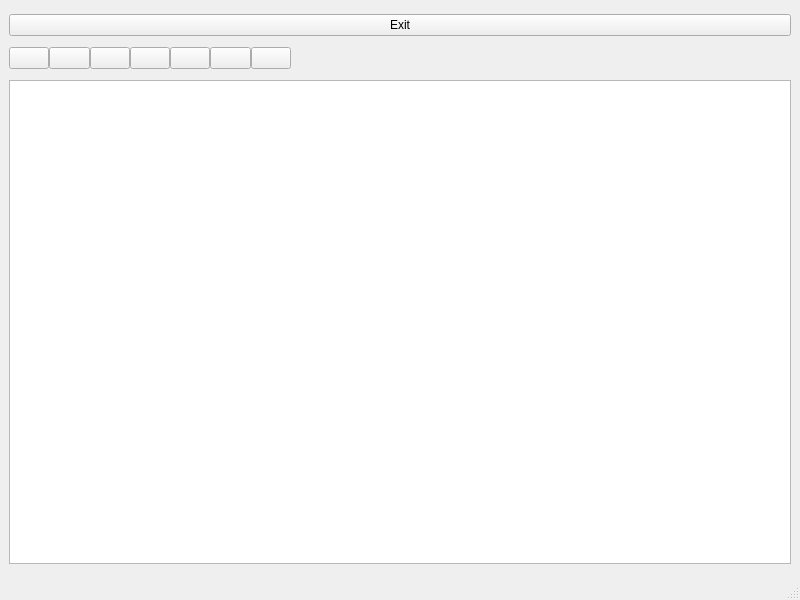
The window that notepad.ui (wreck-count/Desnote) describes before a commit, drawn with Qt 5.
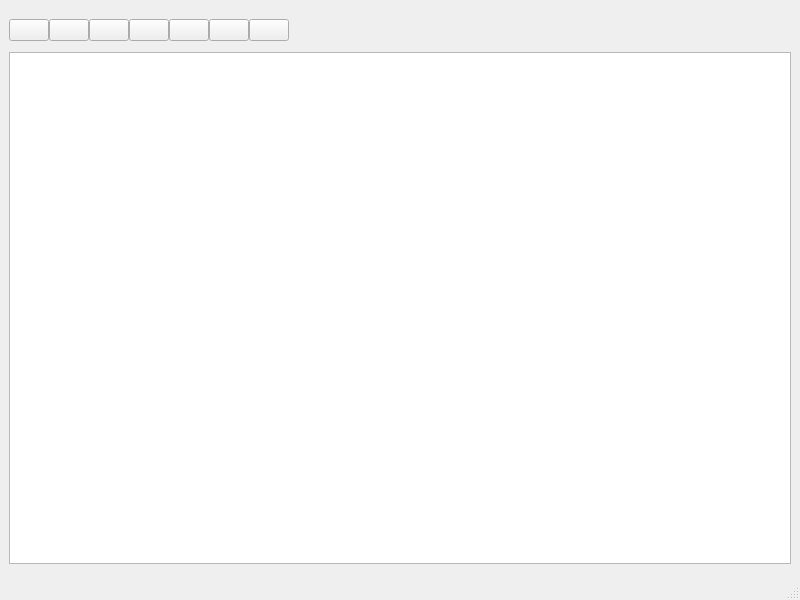
The same window after the commit. Icons and pictures are not drawn.

Commit message: Added prompts to save file if modified.

Patch:
```diff
--- a/notepad.ui
+++ b/notepad.ui
@@ -10,13 +10,25 @@
     <height>600</height>
    </rect>
   </property>
+  <property name="sizePolicy">
+   <sizepolicy hsizetype="Preferred" vsizetype="Preferred">
+    <horstretch>0</horstretch>
+    <verstretch>0</verstretch>
+   </sizepolicy>
+  </property>
   <property name="windowTitle">
    <string>Notepad</string>
   </property>
+  <property name="autoFillBackground">
+   <bool>true</bool>
+  </property>
   <widget class="QWidget" name="centralwidget">
    <layout class="QVBoxLayout" name="verticalLayout">
     <item>
      <layout class="QVBoxLayout" name="appLayout">
+      <property name="sizeConstraint">
+       <enum>QLayout::SetDefaultConstraint</enum>
+      </property>
       <property name="topMargin">
        <number>5</number>
       </property>
@@ -24,28 +36,33 @@
        <number>5</number>
       </property>
       <item>
-       <widget class="QPushButton" name="exitButton">
-        <property name="text">
-         <string>Exit</string>
-        </property>
-       </widget>
-      </item>
-      <item>
-       <layout class="QHBoxLayout" name="horizontalLayout" stretch="0,0,0,0,0,0,0">
+       <layout class="QHBoxLayout" name="horizontalLayout" stretch="0,0,0,0,0,0,0,0">
         <property name="spacing">
          <number>0</number>
         </property>
+        <property name="leftMargin">
+         <number>0</number>
+        </property>
         <property name="topMargin">
          <number>5</number>
         </property>
         <property name="rightMargin">
-         <number>500</number>
+         <number>0</number>
         </property>
         <property name="bottomMargin">
          <number>5</number>
         </property>
         <item>
          <widget class="QPushButton" name="newFileButton">
+          <property name="sizePolicy">
+           <sizepolicy hsizetype="Fixed" vsizetype="Fixed">
+            <horstretch>0</horstretch>
+            <verstretch>0</verstretch>
+           </sizepolicy>
+          </property>
+          <property name="autoFillBackground">
+           <bool>false</bool>
+          </property>
           <property name="text">
            <string/>
           </property>
@@ -63,6 +80,12 @@
         </item>
         <item>
          <widget class="QPushButton" name="saveButton">
+          <property name="sizePolicy">
+           <sizepolicy hsizetype="Fixed" vsizetype="Fixed">
+            <horstretch>0</horstretch>
+            <verstretch>0</verstretch>
+           </sizepolicy>
+          </property>
           <property name="text">
            <string/>
           </property>
@@ -74,6 +97,12 @@
         </item>
         <item>
          <widget class="QPushButton" name="saveNewButton">
+          <property name="sizePolicy">
+           <sizepolicy hsizetype="Fixed" vsizetype="Fixed">
+            <horstretch>0</horstretch>
+            <verstretch>0</verstretch>
+           </sizepolicy>
+          </property>
           <property name="text">
            <string/>
           </property>
@@ -85,6 +114,12 @@
         </item>
         <item>
          <widget class="QPushButton" name="browseButton">
+          <property name="sizePolicy">
+           <sizepolicy hsizetype="Fixed" vsizetype="Fixed">
+            <horstretch>0</horstretch>
+            <verstretch>0</verstretch>
+           </sizepolicy>
+          </property>
           <property name="text">
            <string/>
           </property>
@@ -96,6 +131,12 @@
         </item>
         <item>
          <widget class="QPushButton" name="undoButton">
+          <property name="sizePolicy">
+           <sizepolicy hsizetype="Fixed" vsizetype="Fixed">
+            <horstretch>0</horstretch>
+            <verstretch>0</verstretch>
+           </sizepolicy>
+          </property>
           <property name="text">
            <string/>
           </property>
@@ -107,6 +148,12 @@
         </item>
         <item>
          <widget class="QPushButton" name="redoButton">
+          <property name="sizePolicy">
+           <sizepolicy hsizetype="Fixed" vsizetype="Fixed">
+            <horstretch>0</horstretch>
+            <verstretch>0</verstretch>
+           </sizepolicy>
+          </property>
           <property name="text">
            <string/>
           </property>
@@ -118,6 +165,12 @@
         </item>
         <item>
          <widget class="QPushButton" name="pasteButton">
+          <property name="sizePolicy">
+           <sizepolicy hsizetype="Fixed" vsizetype="Fixed">
+            <horstretch>0</horstretch>
+            <verstretch>0</verstretch>
+           </sizepolicy>
+          </property>
           <property name="text">
            <string/>
           </property>
@@ -127,17 +180,26 @@
           </property>
          </widget>
         </item>
+        <item>
+         <spacer name="horizontalSpacer">
+          <property name="orientation">
+           <enum>Qt::Horizontal</enum>
+          </property>
+          <property name="sizeType">
+           <enum>QSizePolicy::Expanding</enum>
+          </property>
+          <property name="sizeHint" stdset="0">
+           <size>
+            <width>40</width>
+            <height>20</height>
+           </size>
+          </property>
+         </spacer>
+        </item>
        </layout>
       </item>
       <item>
-       <widget class="QTextEdit" name="textEdit">
-        <property name="maximumSize">
-         <size>
-          <width>800</width>
-          <height>600</height>
-         </size>
-        </property>
-       </widget>
+       <widget class="QTextEdit" name="textEdit"/>
       </item>
      </layout>
     </item>
```
Left out of the diff: 2 changed lines with no effect on the pictures. The commit also changes 2 other files.
